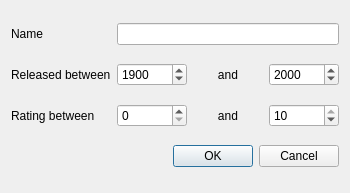
AmbreM71/MovieManager, file Dialogs/FiltersDialog.ui: the form before one commit.
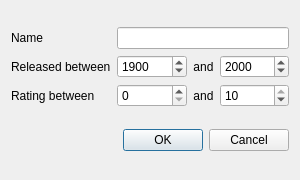
The form after the commit.

Commit message: [Custom columns] Implements custom columns filters

Diff of the .ui file:
```diff
--- a/Dialogs/FiltersDialog.ui
+++ b/Dialogs/FiltersDialog.ui
@@ -6,34 +6,35 @@
    <rect>
     <x>0</x>
     <y>0</y>
-    <width>350</width>
-    <height>193</height>
+    <width>300</width>
+    <height>180</height>
    </rect>
   </property>
+  <property name="minimumSize">
+   <size>
+    <width>300</width>
+    <height>180</height>
+   </size>
+  </property>
   <property name="windowTitle">
    <string>Filters</string>
   </property>
   <property name="modal">
    <bool>true</bool>
   </property>
-  <layout class="QGridLayout" name="gridLayout">
-   <item row="2" column="1">
-    <widget class="QSpinBox" name="MinRatingInput">
-     <property name="maximum">
-      <number>10</number>
+  <layout class="QGridLayout" name="gridLayout" rowstretch="0,0">
+   <item row="1" column="0">
+    <widget class="QDialogButtonBox" name="ButtonBox">
+     <property name="orientation">
+      <enum>Qt::Horizontal</enum>
      </property>
-    </widget>
-   </item>
-   <item row="2" column="3">
-    <widget class="QSpinBox" name="MaxRatingInput">
-     <property name="maximum">
-      <number>10</number>
+     <property name="standardButtons">
+      <set>QDialogButtonBox::Cancel|QDialogButtonBox::Ok</set>
      </property>
-     <property name="value">
-      <number>10</number>
-     </property>
     </widget>
    </item>
+   <item row="0" column="0">
+    <layout class="QGridLayout" name="FormLayout" columnstretch="0,10,0,10">
    <item row="0" column="1" colspan="3">
     <widget class="QLineEdit" name="NameInput"/>
    </item>
@@ -53,23 +54,6 @@
      </property>
     </widget>
    </item>
-   <item row="3" column="0" colspan="4">
-    <widget class="QDialogButtonBox" name="ButtonBox">
-     <property name="orientation">
-      <enum>Qt::Horizontal</enum>
-     </property>
-     <property name="standardButtons">
-      <set>QDialogButtonBox::Cancel|QDialogButtonBox::Ok</set>
-     </property>
-    </widget>
-   </item>
-   <item row="2" column="0">
-    <widget class="QLabel" name="RatingLabel">
-     <property name="text">
-      <string>Rating between</string>
-     </property>
-    </widget>
-   </item>
    <item row="1" column="0">
     <widget class="QLabel" name="ReleaseYearLabel">
      <property name="text">
@@ -77,6 +61,16 @@
      </property>
     </widget>
    </item>
+     <item row="1" column="2">
+      <widget class="QLabel" name="YearAndLabel">
+       <property name="text">
+        <string>and</string>
+       </property>
+       <property name="alignment">
+        <set>Qt::AlignCenter</set>
+       </property>
+      </widget>
+     </item>
    <item row="0" column="0">
     <widget class="QLabel" name="NameLabel">
      <property name="text">
@@ -84,16 +78,6 @@
      </property>
     </widget>
    </item>
-   <item row="2" column="2">
-    <widget class="QLabel" name="RatinAndLabel">
-     <property name="text">
-      <string>and</string>
-     </property>
-     <property name="alignment">
-      <set>Qt::AlignCenter</set>
-     </property>
-    </widget>
-   </item>
    <item row="1" column="3">
     <widget class="QSpinBox" name="MaxYearInput">
      <property name="minimum">
@@ -107,8 +91,22 @@
      </property>
     </widget>
    </item>
-   <item row="1" column="2">
-    <widget class="QLabel" name="YearAndLabel">
+     <item row="2" column="0">
+      <widget class="QLabel" name="RatingLabel">
+       <property name="text">
+        <string>Rating between</string>
+       </property>
+      </widget>
+     </item>
+     <item row="2" column="1">
+      <widget class="QSpinBox" name="MinRatingInput">
+       <property name="maximum">
+        <number>10</number>
+       </property>
+      </widget>
+     </item>
+     <item row="2" column="2">
+      <widget class="QLabel" name="RatinAndLabel">
      <property name="text">
       <string>and</string>
      </property>
@@ -117,7 +115,19 @@
      </property>
     </widget>
    </item>
-  </layout>
+     <item row="2" column="3">
+      <widget class="QSpinBox" name="MaxRatingInput">
+       <property name="maximum">
+        <number>10</number>
+       </property>
+       <property name="value">
+        <number>10</number>
+       </property>
+      </widget>
+     </item>
+    </layout>
+   </item>
+  </layout>
  </widget>
  <tabstops>
   <tabstop>NameInput</tabstop>
```
Left out of the diff: 7 changed lines with no effect on the pictures. Lines whose indentation alone changed are shown as unchanged. The commit also changes 4 other files.
